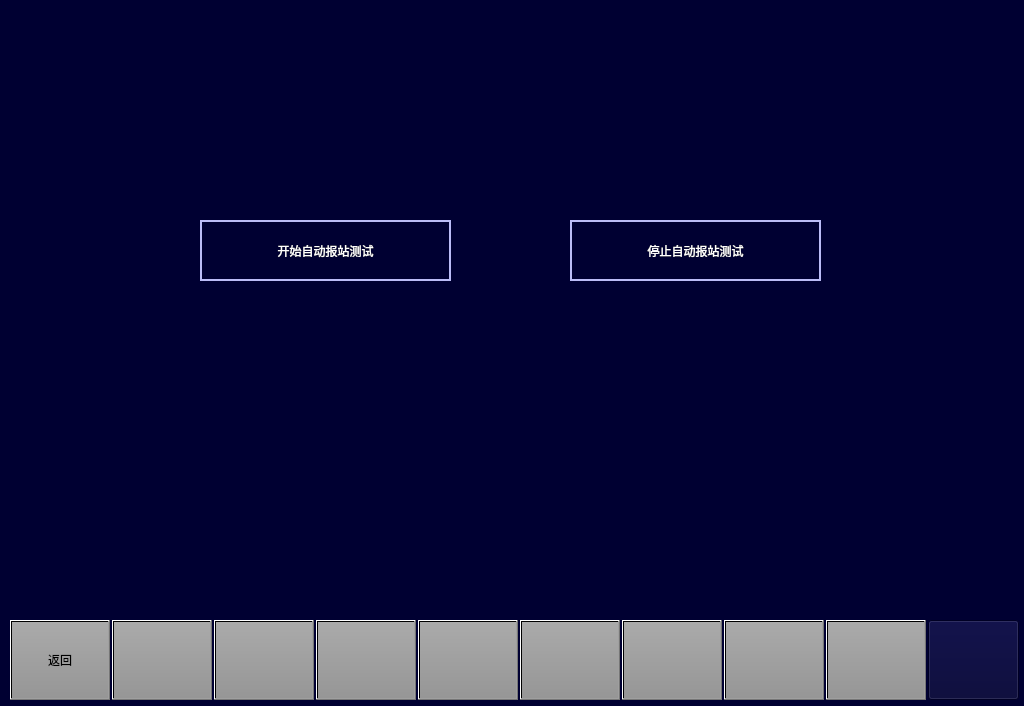
Qt form maintaincepisautotest.ui (994656234/HHL) before a commit.
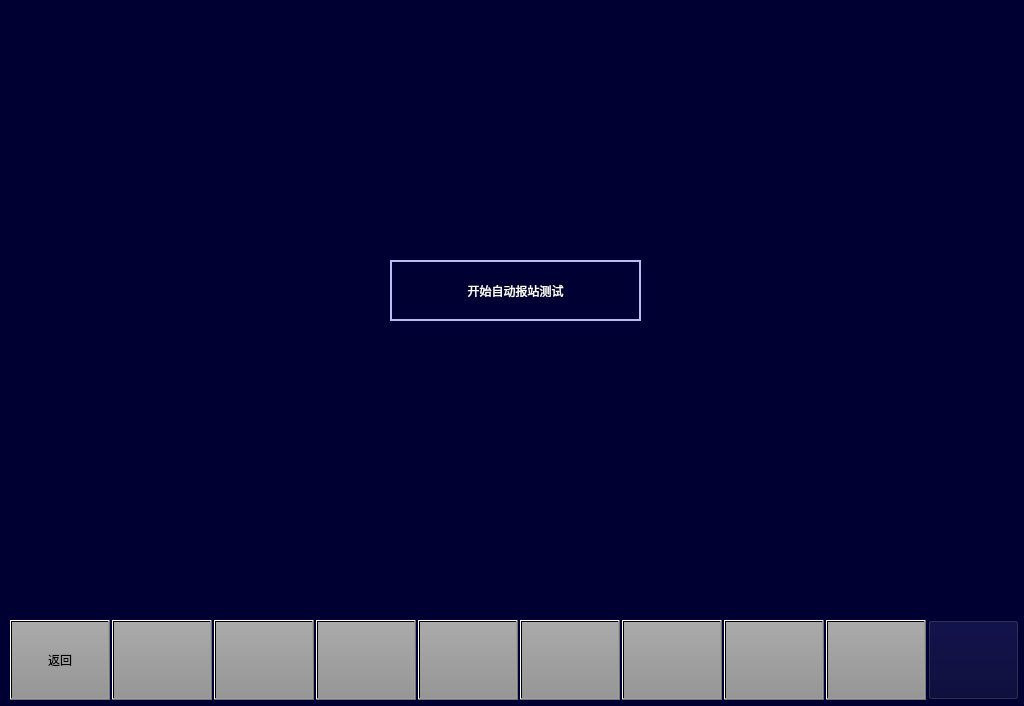
The same form after that commit. Icons and pictures are not drawn.

The edit to the form file:
```diff
--- a/maintaincepisautotest.ui
+++ b/maintaincepisautotest.ui
@@ -230,8 +230,8 @@
   <widget class="QPushButton" name="BTNStartTest">
    <property name="geometry">
     <rect>
-     <x>200</x>
-     <y>220</y>
+     <x>390</x>
+     <y>260</y>
      <width>251</width>
      <height>61</height>
     </rect>
@@ -249,28 +249,6 @@
     <string>开始自动报站测试</string>
    </property>
   </widget>
-  <widget class="QPushButton" name="BTNStopTest">
-   <property name="geometry">
-    <rect>
-     <x>570</x>
-     <y>220</y>
-     <width>251</width>
-     <height>61</height>
-    </rect>
-   </property>
-   <property name="whatsThis">
-    <string>2</string>
-   </property>
-   <property name="styleSheet">
-    <string notr="true">border:2px solid rgb(187,188,247);
-color: rgb(255, 255, 255);
-font:20px &quot;微软雅黑&quot;;
-</string>
-   </property>
-   <property name="text">
-    <string>停止自动报站测试</string>
-   </property>
-  </widget>
  </widget>
  <resources/>
  <connections/>
```
